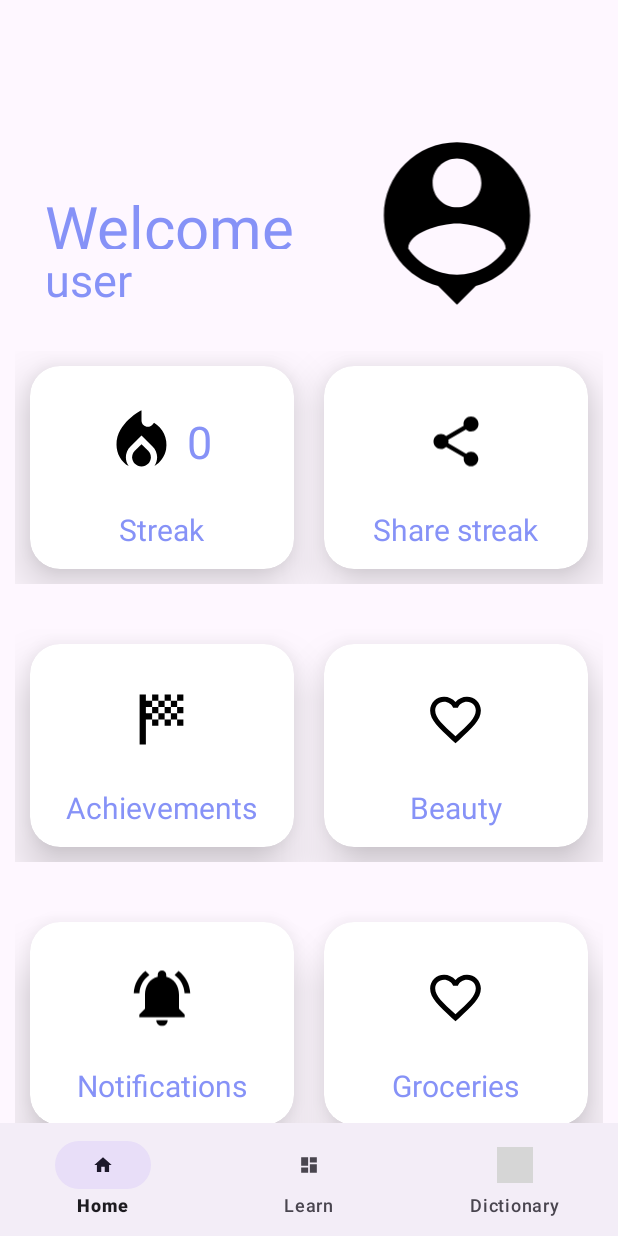
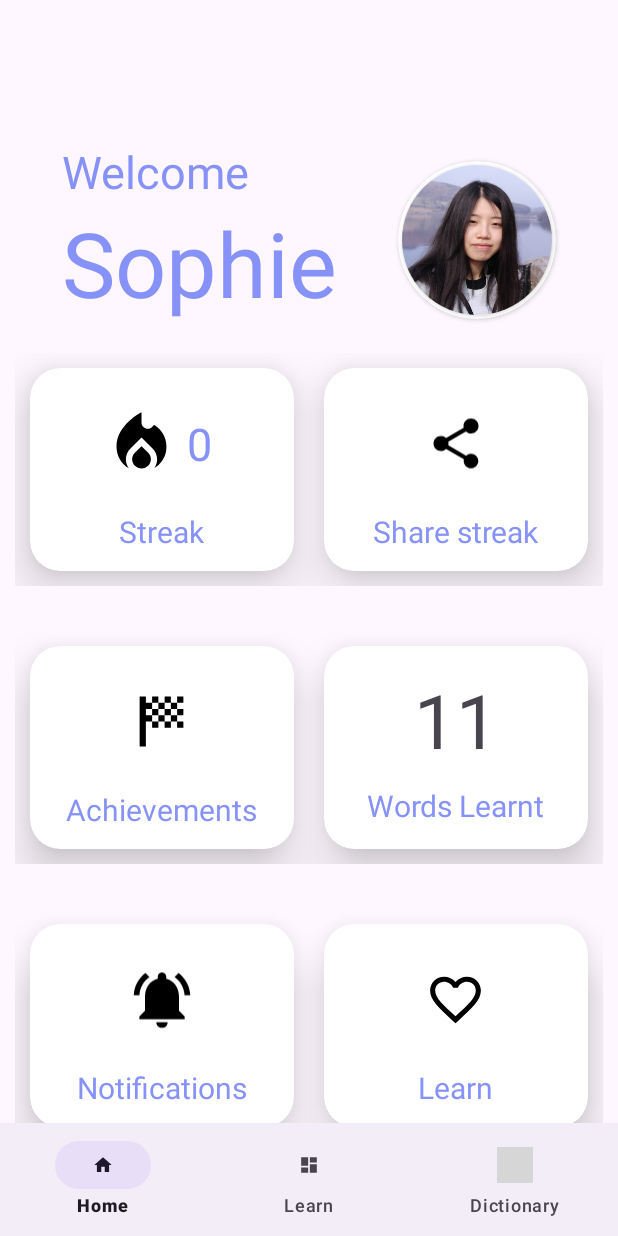
Before and after one commit to mochaminte/CS310-Third-Year-Project, an Android app: the screen it shows after launch (MainActivity), on a phone screen of 412 x 824 dp. Run offline under Robolectric (Android 15) with nearby library versions, the light colour scheme and no system bars; grey boxes are pictures that could not be loaded.

```diff
--- a/app/src/main/java/com/example/shine/DictionaryActivity.java
+++ b/app/src/main/java/com/example/shine/DictionaryActivity.java
@@ -10,6 +10,7 @@ import android.view.View;
 import android.view.View.OnClickListener;
 import android.webkit.URLUtil;
 import android.widget.Button;
+import android.widget.ImageView;
 import android.widget.TextView;
 import android.widget.Toast;
 import android.widget.VideoView;
@@ -70,8 +71,8 @@ public class DictionaryActivity extends AppCompatActivity {
         String originalWord = intent.getStringExtra("searched_word");
 
         Button mPlay = findViewById(R.id.playButton);
-        Button mLeft = findViewById(R.id.leftButton);
-        Button mRight = findViewById(R.id.rightButton);
+        ImageView mLeft = findViewById(R.id.leftButton);
+        ImageView mRight = findViewById(R.id.rightButton);
         mSlow = findViewById(R.id.slowButton);
 
         try {
--- /dev/null
+++ b/app/src/main/res/drawable/ic_back.xml
@@ -0,0 +1,5 @@
+<vector android:height="24dp" android:tint="#000000"
+    android:viewportHeight="24" android:viewportWidth="24"
+    android:width="24dp" xmlns:android="http://schemas.android.com/apk/res/android">
+    <path android:fillColor="@android:color/white" android:pathData="M17.77,3.77l-1.77,-1.77l-10,10l10,10l1.77,-1.77l-8.23,-8.23z"/>
+</vector>
--- /dev/null
+++ b/app/src/main/res/drawable/ic_forward.xml
@@ -0,0 +1,5 @@
+<vector android:autoMirrored="true" android:height="24dp"
+    android:tint="#000000" android:viewportHeight="24"
+    android:viewportWidth="24" android:width="24dp" xmlns:android="http://schemas.android.com/apk/res/android">
+    <path android:fillColor="@android:color/white" android:pathData="M6.23,20.23l1.77,1.77l10,-10l-10,-10l-1.77,1.77l8.23,8.23z"/>
+</vector>
--- a/app/src/main/res/layout/fragment_home.xml
+++ b/app/src/main/res/layout/fragment_home.xml
@@ -11,44 +11,64 @@
         android:layout_width="match_parent"
         android:layout_height="wrap_content"
         android:id="@+id/constraintLayout"
-        android:layout_marginTop="20dp">
+        android:layout_marginTop="30dp">
 
+        <LinearLayout
+            android:id="@+id/text"
+            android:layout_width="wrap_content"
+            android:layout_height="wrap_content"
+            android:layout_centerInParent="true"
+            app:layout_constraintTop_toTopOf="parent"
+            app:layout_constraintStart_toStartOf="parent"
+            app:layout_constraintEnd_toStartOf="@+id/user_pfp"
+            android:orientation="vertical">
         <!-- HEADER -->
         <TextView
-            android:layout_width="0dp"
-            android:layout_height="42dp"
-            android:id="@+id/amazonName"
+            android:layout_width="wrap_content"
+            android:layout_height="wrap_content"
+            android:id="@+id/welcome"
             android:text="@string/home_welcome"
-            android:textSize="40sp"
-            android:textColor="@color/lavender"
-            android:layout_marginStart="30dp"
-            android:layout_marginTop="40dp"
-            app:layout_constraintTop_toTopOf="parent"
-            app:layout_constraintStart_toStartOf="parent"
-            app:layout_constraintEnd_toStartOf="@+id/amazonImage"/>
+            android:textSize="30sp"
+            android:textColor="@color/lavender" />
 
         <TextView
-            android:layout_width="0dp"
+            android:layout_width="wrap_content"
             android:layout_height="wrap_content"
-            android:id="@+id/amazonDesc"
-            android:text="@string/home_welcome_2"
-            android:textSize="30sp"
-            android:layout_marginStart="30dp"
+            android:id="@+id/username"
+            android:text="@string/user"
+            android:textSize="60sp"
             android:textColor="@color/lavender"
-            app:layout_constraintStart_toStartOf="parent"
-            app:layout_constraintTop_toBottomOf="@id/amazonName"
-            app:layout_constraintEnd_toStartOf="@+id/amazonImage"/>
+            app:layout_constraintTop_toBottomOf="@id/welcome" />
+        </LinearLayout>
 
-        <ImageView
-            android:layout_width="0dp"
-            android:layout_height="130dp"
-            android:id="@+id/amazonImage"
-            android:src="@drawable/baseline_person_pin_24"
-            app:layout_constraintTop_toTopOf="parent"
+        <androidx.cardview.widget.CardView
+            android:id="@+id/user_pfp"
+            android:layout_width="105dp"
+            android:layout_height="105dp"
+            app:layout_constraintStart_toEndOf="@+id/text"
+            app:layout_constraintTop_toTopOf="@+id/text"
             app:layout_constraintEnd_toEndOf="parent"
-            android:layout_marginEnd="16dp"
-            app:layout_constraintStart_toEndOf="@id/amazonName"
-            android:contentDescription="profile picture" />
+            app:layout_constraintBottom_toTopOf="@+id/row1"
+            app:cardCornerRadius="250dp"
+            app:cardBackgroundColor="@color/white">
+
+            <androidx.cardview.widget.CardView
+                android:layout_width="100dp"
+                android:layout_height="100dp"
+                app:cardCornerRadius="250dp"
+                android:layout_gravity="center">
+
+                <ImageView
+                    android:id="@+id/picture"
+                    android:layout_width="100dp"
+                    android:layout_height="100dp"
+                    android:layout_marginEnd="16dp"
+                    android:contentDescription="@string/picture"
+                    android:scaleType="centerCrop"
+                    android:src="@drawable/profile_picture" />
+
+            </androidx.cardview.widget.CardView>
+        </androidx.cardview.widget.CardView>
 
         <!-- CARDS -->
         <!-- content: - words to learn today
@@ -71,7 +91,7 @@
             app:layout_constraintHorizontal_bias="0.0"
             app:layout_constraintStart_toStartOf="parent"
             app:layout_constraintEnd_toEndOf="parent"
-            app:layout_constraintTop_toBottomOf="@id/amazonImage">
+            app:layout_constraintTop_toBottomOf="@+id/text">
 
             <androidx.cardview.widget.CardView
                 android:id="@+id/streak"
@@ -231,13 +251,13 @@
                         android:layout_width="wrap_content"
                         android:layout_height="wrap_content"
                         android:id="@+id/beautyName"
-                        android:text="Beauty"
+                        android:text="Words Learnt"
                         android:textSize="20sp"
                         android:textColor="@color/lavender"
                         android:layout_marginTop="10dp"
                         android:layout_centerHorizontal="true"
                         android:layout_below="@+id/beautyImage"/>
-
+                    <!--
                     <ImageView
                         android:layout_width="70dp"
                         android:layout_height="70dp"
@@ -245,7 +265,15 @@
                         android:src="@drawable/ic_heart_border"
                         android:layout_marginTop="15dp"
                         android:layout_centerHorizontal="true"/>
-
+                    -->
+                    <TextView
+                        android:layout_width="wrap_content"
+                        android:layout_height="wrap_content"
+                        android:id="@+id/beautyImage"
+                        android:text="11"
+                        android:textSize="50dp"
+                        android:layout_marginTop="15dp"
+                        android:layout_centerHorizontal="true"/>
                 </RelativeLayout>
             </androidx.cardview.widget.CardView>
         </LinearLayout>
@@ -256,6 +284,7 @@
             android:id="@+id/row3"
             android:orientation="horizontal"
             android:layout_marginTop="10dp"
+            android:layout_marginBottom="50dp"
             android:padding="10dp"
             app:layout_constraintHorizontal_bias="0.0"
             app:layout_constraintStart_toStartOf="parent"
@@ -267,6 +296,7 @@
                 android:layout_width="0dp"
                 android:layout_height="match_parent"
                 android:layout_margin="10dp"
+                android:layout_marginBottom="70dp"
                 android:layout_weight="1"
                 android:clickable="true"
                 app:cardElevation="20dp"
@@ -286,6 +316,7 @@
                         android:textSize="20sp"
                         android:textColor="@color/lavender"
                         android:layout_marginTop="10dp"
+
                         android:layout_centerHorizontal="true"
                         android:layout_below="@+id/notif_image"/>
 
@@ -305,6 +336,7 @@
                 android:layout_height="match_parent"
                 android:layout_margin="10dp"
                 android:layout_weight="1"
+                android:layout_marginBottom="70dp"
                 app:cardElevation="20dp"
                 app:cardCornerRadius="20dp">
 
@@ -316,7 +348,7 @@
                         android:layout_width="wrap_content"
                         android:layout_height="wrap_content"
                         android:id="@+id/grocName"
-                        android:text="Groceries"
+                        android:text="Learn"
                         android:textSize="20sp"
                         android:textColor="@color/lavender"
                         android:layout_marginTop="10dp"
--- a/app/src/main/res/values/strings.xml
+++ b/app/src/main/res/values/strings.xml
@@ -39,8 +39,8 @@
 
     <!-- Home page string resources -->
     <string name="home_welcome">Welcome</string>
-    <string name="home_welcome_2">user</string>
-
+    <string name="user">Sophie</string>
+    <string name="picture">profile picture</string>
 
 
 </resources>
```
Also changed, not shown: app/src/main/java/com/example/shine/CardScheduler.java (+5 -5 lines), app/src/main/java/com/example/shine/Database/CardDatabase.java (+26 -20 lines), app/src/main/java/com/example/shine/Database/DatabaseClient.java (+4 -6 lines), app/src/main/res/layout/dictionary.xml (+18 -14 lines), app/src/main/res/drawable-nodpi/profile_picture.jpeg (added).
